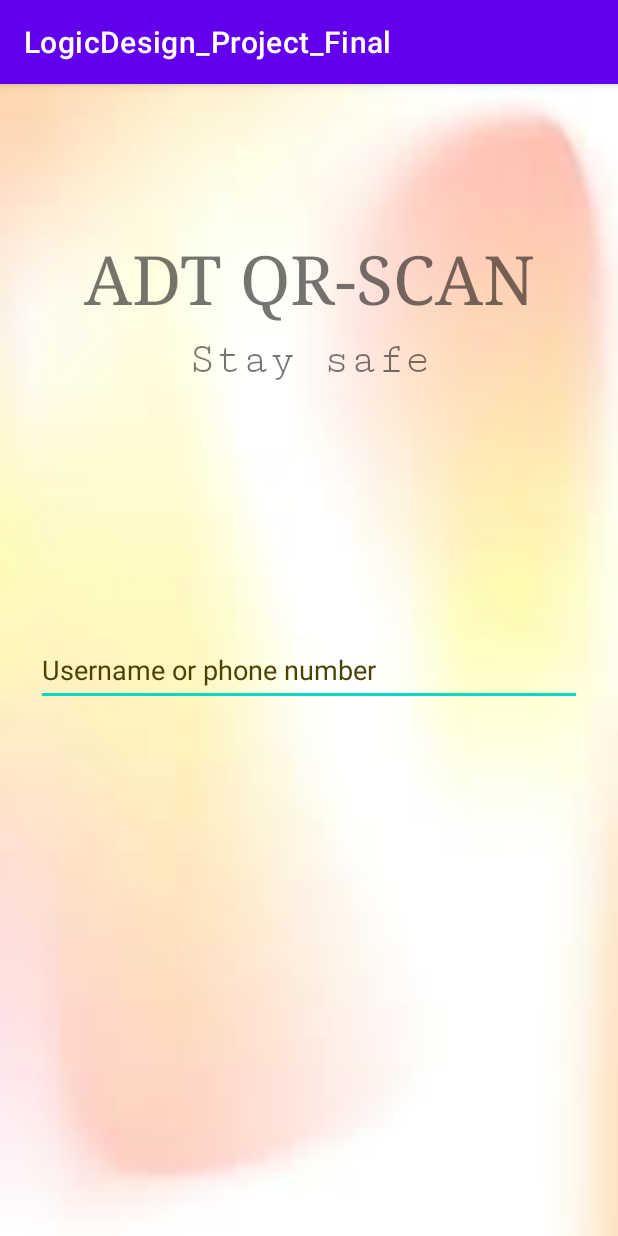
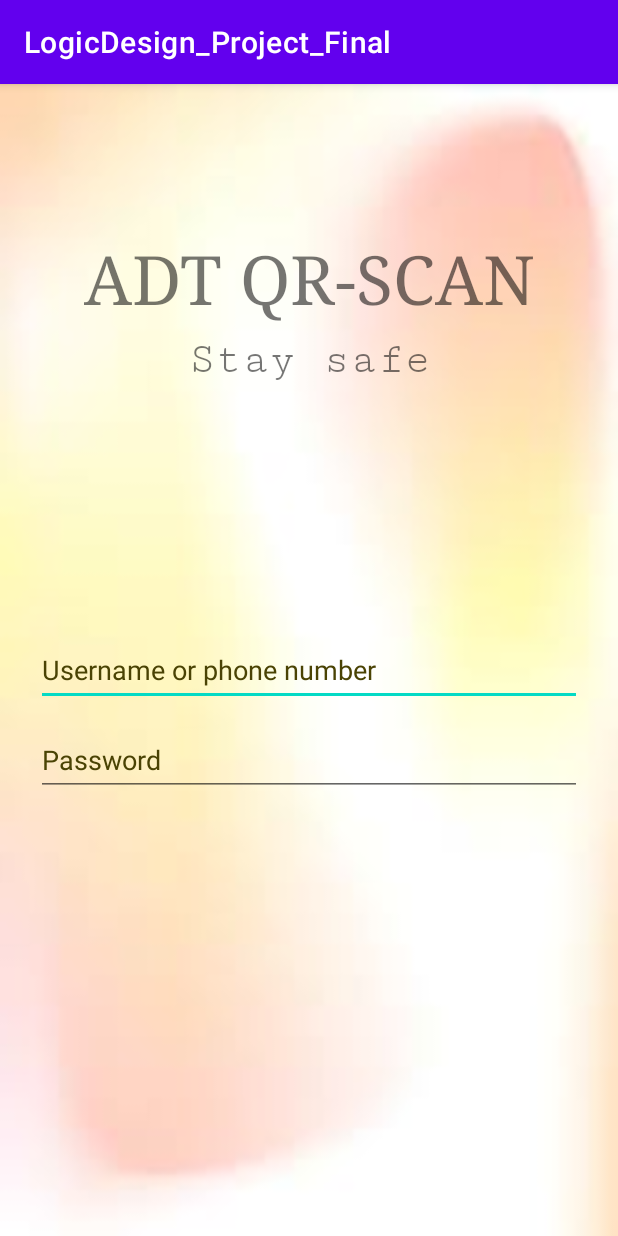
Before and after one commit to dieptranngocminh/LogicDesign_Project_Final, an Android app: the Register screen opened directly, with no data from a screen before it, on a phone screen of 412 x 824 dp. Run offline under Robolectric (Android 15) with nearby library versions, the phone set to English and light mode, and no system bars.

Commit message:
password

```diff
--- a/app/src/main/res/layout/activity_register.xml
+++ b/app/src/main/res/layout/activity_register.xml
@@ -8,7 +8,7 @@
     tools:context=".Register">
 
     <EditText
-        android:id="@+id/editTextTextPersonName"
+        android:id="@+id/Username"
         android:layout_width="0dp"
         android:layout_height="wrap_content"
         android:layout_marginEnd="24dp"
@@ -22,11 +22,11 @@
         app:layout_constraintBottom_toBottomOf="parent"
         app:layout_constraintEnd_toEndOf="parent"
         app:layout_constraintStart_toStartOf="parent"
-        app:layout_constraintTop_toBottomOf="@+id/textView2"
+        app:layout_constraintTop_toBottomOf="@+id/Staysafe"
         app:layout_constraintVertical_bias="0.32" />
 
     <TextView
-        android:id="@+id/textView2"
+        android:id="@+id/Staysafe"
         android:layout_width="wrap_content"
         android:layout_height="wrap_content"
         android:layout_marginTop="8dp"
@@ -35,10 +35,10 @@
         android:textSize="30sp"
         app:layout_constraintEnd_toEndOf="parent"
         app:layout_constraintStart_toStartOf="parent"
-        app:layout_constraintTop_toBottomOf="@+id/textView" />
+        app:layout_constraintTop_toBottomOf="@+id/ADTQRSCAN" />
 
     <TextView
-        android:id="@+id/textView"
+        android:id="@+id/ADTQRSCAN"
         android:layout_width="wrap_content"
         android:layout_height="wrap_content"
         android:fontFamily="serif"
@@ -49,4 +49,22 @@
         app:layout_constraintStart_toStartOf="parent"
         app:layout_constraintTop_toTopOf="parent"
         app:layout_constraintVertical_bias="0.13999999" />
+
+    <EditText
+        android:id="@+id/Password"
+        android:layout_width="0dp"
+        android:layout_height="wrap_content"
+        android:layout_marginEnd="24dp"
+        android:layout_marginStart="24dp"
+        android:ems="10"
+        android:hint="Password"
+        android:minHeight="48dp"
+        android:inputType="textPersonName"
+        android:textColor="#433C03"
+        android:textColorHint="#4A4304"
+        app:layout_constraintBottom_toBottomOf="parent"
+        app:layout_constraintEnd_toEndOf="parent"
+        app:layout_constraintStart_toStartOf="parent"
+        app:layout_constraintTop_toBottomOf="@+id/Username"
+        app:layout_constraintVertical_bias="0.04000002" />
 </androidx.constraintlayout.widget.ConstraintLayout>
```
